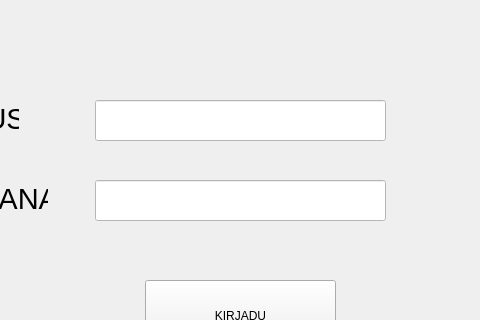
Above: frontend/mainwindow.ui from Jani-OAMK/ATM-group-project before the change; both pictures show x 275 to 755 and y 160 to 480 of the 1055 by 744 pixel window. Below: the same form after it.
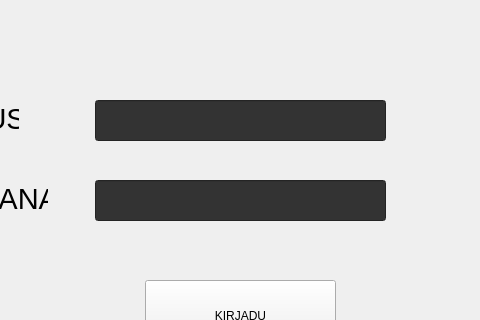
That is the form after the change. Icons and pictures are not drawn.

```diff
--- a/frontend/mainwindow.ui
+++ b/frontend/mainwindow.ui
@@ -71,8 +71,11 @@
      </rect>
     </property>
     <property name="styleSheet">
-     <string notr="true">QLabel {
-    color: black;
+     <string notr="true">QLineEdit {
+    background-color: #333333;
+    color: #e0e0e0;                /* vaalea teksti tummaa taustaa vasten – pakollinen näkyvyyden kannalta */
+    selection-background-color: #0066cc;   /* valitun tekstin tausta – sininen tms. */
+    selection-color: white;                /* valitun tekstin väri */
 }</string>
     </property>
    </widget>
@@ -86,8 +89,11 @@
      </rect>
     </property>
     <property name="styleSheet">
-     <string notr="true">QLabel {
-    color: black;
+     <string notr="true">QLineEdit {
+    background-color: #333333;
+    color: #e0e0e0;                /* vaalea teksti tummaa taustaa vasten – pakollinen näkyvyyden kannalta */
+    selection-background-color: #0066cc;   /* valitun tekstin tausta – sininen tms. */
+    selection-color: white;                /* valitun tekstin väri */
 }</string>
     </property>
    </widget>
```
Left out of the diff: 2 changed lines with no effect on the pictures.
